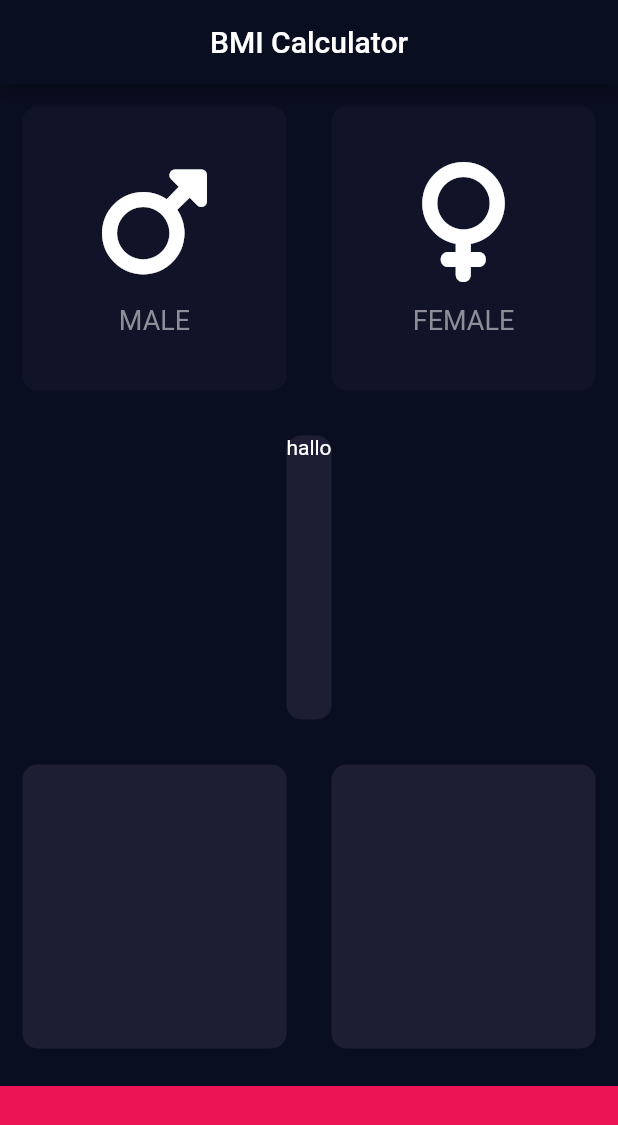
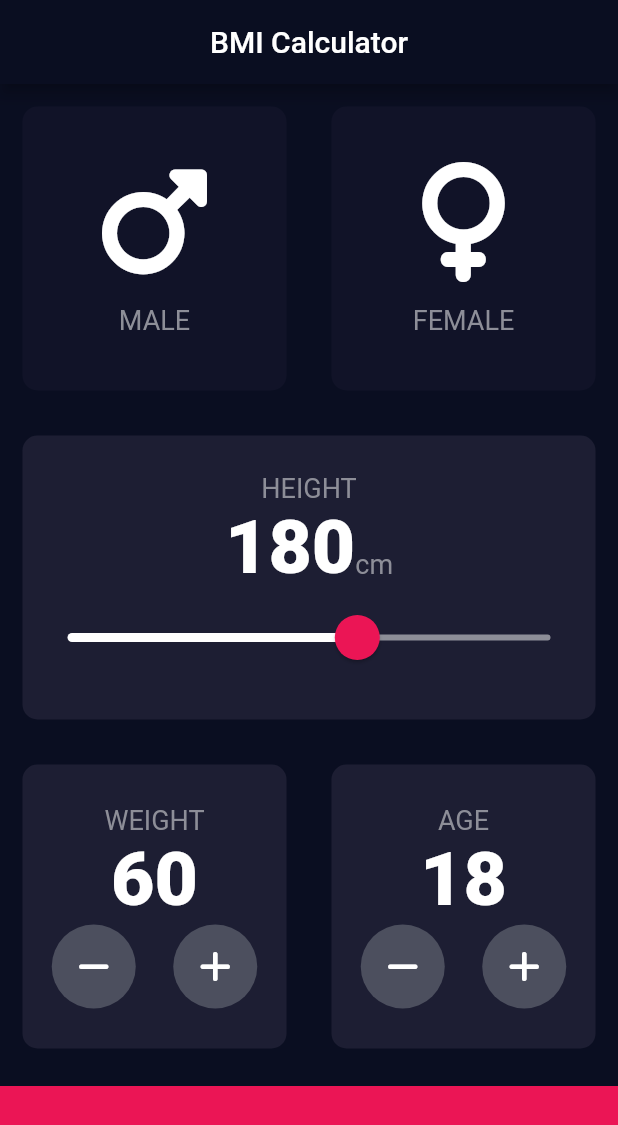
Before and after one commit to 1amSumit/BMI-flutter, a Flutter app: the screen it shows after launch, on a phone screen of 412 x 824 dp. Shown: the top 1125 px of the screen. Run offline on Flutter 3.47's test engine with Material 2 defaults, Android fonts, the phone set to English and light mode, and no system bars; our stand-ins replace font_awesome_flutter; missing offline and left inert: dart:ffi.

Commit message:
functionality added

```diff
--- a/lib/IconData.dart
+++ b/lib/IconData.dart
@@ -1,4 +1,5 @@
 import "package:flutter/material.dart";
+import "constant.dart";
 
 class GenderCard extends StatelessWidget {
   GenderCard({required this.icon, required this.text});
@@ -19,10 +20,7 @@ class GenderCard extends StatelessWidget {
         ),
         Text(
           text,
-          style: TextStyle(
-            fontSize: 18.0,
-            color: Color(0xFF8D8E98),
-          ),
+          style: textStyle,
         )
       ],
     );
--- a/lib/Reuseable_card.dart
+++ b/lib/Reuseable_card.dart
@@ -1,20 +1,24 @@
 import "package:flutter/material.dart";
 
 class ReuseableCard extends StatelessWidget {
-  ReuseableCard({required this.color, required this.cardChild});
+  ReuseableCard({required this.color, this.cardChild, this.onPress});
 
   final Color color;
-  final Widget cardChild;
+  final Widget? cardChild;
+  final VoidCallback? onPress;
 
   @override
   Widget build(BuildContext context) {
-    return Container(
-      margin: const EdgeInsets.all(15),
-      decoration: BoxDecoration(
-        borderRadius: BorderRadius.circular(10),
-        color: color,
+    return GestureDetector(
+      onTap: onPress,
+      child: Container(
+        margin: const EdgeInsets.all(15),
+        decoration: BoxDecoration(
+          borderRadius: BorderRadius.circular(10),
+          color: color,
+        ),
+        child: cardChild,
       ),
-      child: cardChild,
     );
   }
 }
--- /dev/null
+++ b/lib/constant.dart
@@ -0,0 +1,13 @@
+import "package:flutter/material.dart";
+
+const textStyle = TextStyle(
+  fontSize: 18.0,
+  color: Color(0xFF8D8E98),
+);
+
+const bottomContainerHeight = 100.0;
+const activColor = 0xFF1D1E33;
+const inActiveColor = 0xFF111328;
+const bottomContainerColor = 0xFFEB1555;
+
+const numberStyle = TextStyle(fontSize: 50, fontWeight: FontWeight.w900);
--- a/lib/input_page.dart
+++ b/lib/input_page.dart
@@ -1,14 +1,12 @@
+import "dart:ffi";
+
 import 'package:flutter/material.dart';
 import 'package:font_awesome_flutter/font_awesome_flutter.dart';
 import "Reuseable_card.dart";
 import "IconData.dart";
+import "constant.dart";
 
-const bottomContainerHeight = 100.0;
-const activColor = 0xFF1D1E33;
-const inActiveColor = 0xFF111328;
-const bottomContainerColor = 0xFFEB1555;
-
-// enum Gender { male, female }
+enum Gender { male, female }
 
 class InputPage extends StatefulWidget {
   const InputPage({super.key});
@@ -18,14 +16,11 @@ class InputPage extends StatefulWidget {
 }
 
 class _InputPageState extends State<InputPage> {
-  int maleCardColor = inActiveColor;
-  int femaleCardColor = inActiveColor;
+  int height = 180;
+  int weight = 60;
+  int age = 18;
 
-  String seletedGender = "";
-
-  void updateColor(String gender) {
-    seletedGender = gender;
-  }
+  Gender? seletedGender;
 
   @override
   Widget build(BuildContext context) {
@@ -36,41 +31,39 @@ class _InputPageState extends State<InputPage> {
         ),
       ),
       body: Column(
+        crossAxisAlignment: CrossAxisAlignment.stretch,
         children: [
           Expanded(
             child: Row(
               children: [
                 Expanded(
-                  child: GestureDetector(
-                    onTap: () {
+                  child: ReuseableCard(
+                    onPress: () {
                       setState(() {
-                        updateColor("male");
+                        seletedGender = Gender.male;
                       });
                     },
-                    child: ReuseableCard(
-                      color: Color(
-                          seletedGender == "male" ? activColor : inActiveColor),
+                    color: Color(seletedGender == Gender.male
+                        ? activColor
+                        : inActiveColor),
                     cardChild: GenderCard(
                       icon: FontAwesomeIcons.mars,
                       text: "MALE",
                     ),
                   ),
                 ),
-                ),
                 Expanded(
-                  child: GestureDetector(
-                    onTap: () {
+                  child: ReuseableCard(
+                    onPress: () {
                       setState(() {
-                        updateColor("female");
+                        seletedGender = Gender.female;
                       });
                     },
-                    child: ReuseableCard(
-                      color: Color(seletedGender == "female"
+                    color: Color(seletedGender == Gender.female
                         ? activColor
                         : inActiveColor),
                     cardChild: GenderCard(
                         icon: FontAwesomeIcons.venus, text: "FEMALE"),
-                    ),
                   ),
                 ),
               ],
@@ -78,9 +71,51 @@ class _InputPageState extends State<InputPage> {
           ),
           Expanded(
             child: ReuseableCard(
+              onPress: () {},
               color: Color(activColor),
-              cardChild: Container(
-                child: Text("hallo"),
+              cardChild: Column(
+                mainAxisAlignment: MainAxisAlignment.center,
+                children: [
+                  Text(
+                    "HEIGHT",
+                    style: textStyle,
+                  ),
+                  Row(
+                    mainAxisAlignment: MainAxisAlignment.center,
+                    crossAxisAlignment: CrossAxisAlignment.baseline,
+                    textBaseline: TextBaseline.alphabetic,
+                    children: [
+                      Text(
+                        height.toString(),
+                        style: numberStyle,
+                      ),
+                      Text(
+                        "cm",
+                        style: textStyle,
+                      )
+                    ],
+                  ),
+                  SliderTheme(
+                      data: SliderTheme.of(context).copyWith(
+                          thumbShape: const RoundSliderThumbShape(
+                              enabledThumbRadius: 15.0),
+                          overlayShape: const RoundSliderOverlayShape(
+                              overlayRadius: 30.0),
+                          inactiveTrackColor: Color(0xFF8D8E98),
+                          thumbColor: const Color(0xFFEB1555),
+                          overlayColor: const Color(0x29EB1555),
+                          activeTrackColor: Colors.white),
+                      child: Slider(
+                        value: height.toDouble(),
+                        min: 120.0,
+                        max: 220.0,
+                        onChanged: (double newValue) {
+                          setState(() {
+                            height = newValue.round();
+                          });
+                        },
+                      ))
+                ],
               ),
             ),
           ),
@@ -89,14 +124,94 @@ class _InputPageState extends State<InputPage> {
               children: [
                 Expanded(
                   child: ReuseableCard(
+                    onPress: () {},
                     color: Color(activColor),
-                    cardChild: Column(),
+                    cardChild: Column(
+                      mainAxisAlignment: MainAxisAlignment.center,
+                      children: [
+                        Text(
+                          "WEIGHT",
+                          style: textStyle,
+                        ),
+                        Text(
+                          weight.toString(),
+                          style: numberStyle,
+                        ),
+                        Row(
+                          mainAxisAlignment: MainAxisAlignment.center,
+                          children: [
+                            RoundIconButton(
+                              icon: FontAwesomeIcons.minus,
+                              onPressed: () {
+                                setState(() {
+                                  if (weight == 0) {
+                                    weight = 60;
+                                  }
+                                  weight--;
+                                });
+                              },
+                            ),
+                            SizedBox(
+                              width: 25.0,
+                            ),
+                            RoundIconButton(
+                              icon: FontAwesomeIcons.plus,
+                              onPressed: () {
+                                setState(() {
+                                  weight++;
+                                });
+                              },
+                            ),
+                          ],
+                        ),
+                      ],
+                    ),
                   ),
                 ),
                 Expanded(
                   child: ReuseableCard(
+                    onPress: () {},
                     color: Color(activColor),
-                    cardChild: Column(),
+                    cardChild: Column(
+                      mainAxisAlignment: MainAxisAlignment.center,
+                      children: [
+                        Text(
+                          "AGE",
+                          style: textStyle,
+                        ),
+                        Text(
+                          age.toString(),
+                          style: numberStyle,
+                        ),
+                        Row(
+                          mainAxisAlignment: MainAxisAlignment.center,
+                          children: [
+                            RoundIconButton(
+                              icon: FontAwesomeIcons.minus,
+                              onPressed: () {
+                                setState(() {
+                                  if (age == 1) {
+                                    age = 18;
+                                  }
+                                  age--;
+                                });
+                              },
+                            ),
+                            SizedBox(
+                              width: 25.0,
+                            ),
+                            RoundIconButton(
+                              icon: FontAwesomeIcons.plus,
+                              onPressed: () {
+                                setState(() {
+                                  age++;
+                                });
+                              },
+                            ),
+                          ],
+                        ),
+                      ],
+                    ),
                   ),
                 ),
               ],
@@ -113,3 +228,22 @@ class _InputPageState extends State<InputPage> {
     );
   }
 }
+
+class RoundIconButton extends StatelessWidget {
+  const RoundIconButton({required this.icon, required this.onPressed});
+
+  final IconData icon;
+  final VoidCallback onPressed;
+
+  @override
+  Widget build(BuildContext context) {
+    return RawMaterialButton(
+      onPressed: onPressed,
+      elevation: 0.0,
+      constraints: BoxConstraints.tightFor(width: 56.0, height: 56.0),
+      shape: CircleBorder(),
+      fillColor: Color(0xFF4C4F5E),
+      child: Icon(icon),
+    );
+  }
+}
```
Lines whose indentation alone changed are shown as unchanged.
